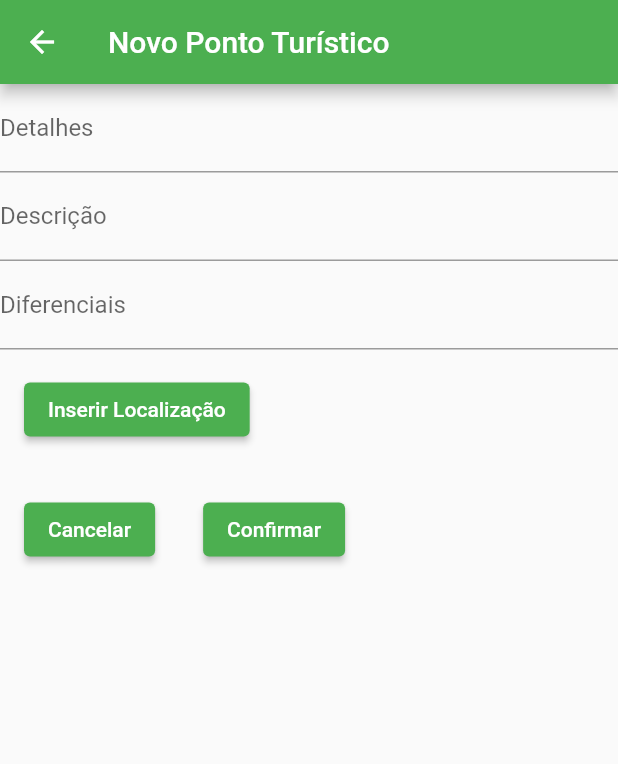
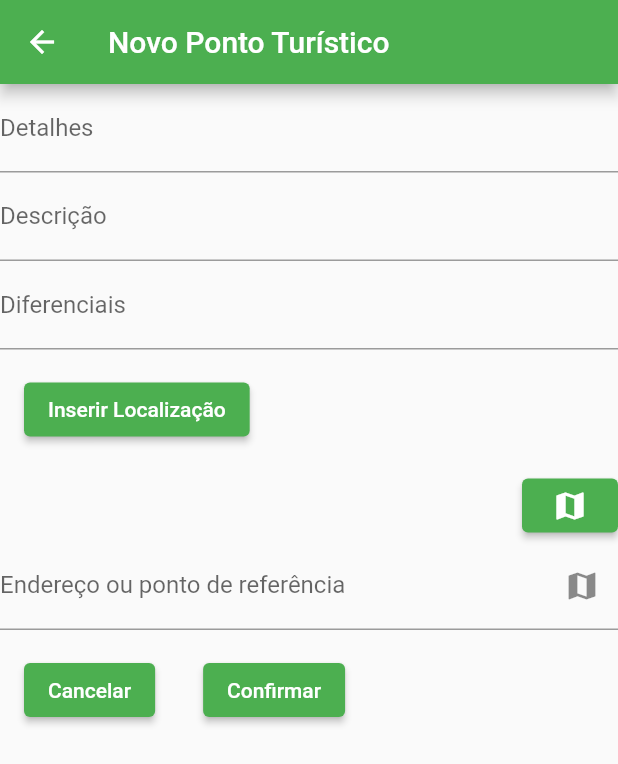
Before and after one commit to GiovaneWerlang/turismo, a Flutter app: the PontoFormPage screen opened by its route, after a tap on "Inserir Localização", on a phone screen of 412 x 824 dp. Shown: the top 764 px of the screen. Run offline on Flutter 3.47's test engine with Material 2 defaults, Android fonts, the phone set to English and light mode, and no system bars; our stand-ins replace geolocator, google_maps_flutter, shared_preferences, sqflite; missing offline and left inert: maps_launcher; accounts and stored records are empty.

Commit message:
Adição inicial do maps com layout fix

```diff
--- a/lib/pages/ponto_form_page.dart
+++ b/lib/pages/ponto_form_page.dart
@@ -3,10 +3,12 @@ import 'dart:async';
 import 'package:flutter/material.dart';
 import 'package:geolocator/geolocator.dart';
 import 'package:intl/intl.dart';
+import 'package:maps_launcher/maps_launcher.dart';
 import 'package:turismo/model/ponto.dart';
 
 import '../dao/ponto_dao.dart';
 import '../model/ponto.dart';
+import 'mapa_page.dart';
 
 class PontoFormPage extends StatefulWidget{
 
@@ -14,7 +16,6 @@ class PontoFormPage extends StatefulWidget{
 
   Ponto ponto; //a forma correta é salvar no banco e puxar
 
-  //Position? _ultimaPosicaoObtida;
 
   PontoFormPage({
     Key? key,
@@ -41,6 +42,12 @@ class _PontoFormPageState extends State<PontoFormPage>{
   final _dao = PontoDao();
 
   bool _alterouValores = false;
+
+  Position? _localizacaoAtual;
+  final _controller = TextEditingController();
+
+  String get _textoLocalizacao => _localizacaoAtual == null ? '' : 'Latidude: ${_localizacaoAtual!.latitude}   |  Longitude: ${_localizacaoAtual!.longitude}';
+
 
   void initState(){
     super.initState();
@@ -118,6 +125,48 @@ class _PontoFormPageState extends State<PontoFormPage>{
                   ),
                 ]
             ),
+            if(_textoLocalizacao != null)
+            Row(
+              crossAxisAlignment: CrossAxisAlignment.center,
+              mainAxisSize: MainAxisSize.min,
+              children:[
+                Flexible(
+                  //padding: const EdgeInsets.symmetric(horizontal: 10),
+                  flex: 1,
+                  child: Row(
+                    crossAxisAlignment: CrossAxisAlignment.center,
+                    mainAxisSize: MainAxisSize.min,
+                    children: [
+                      Expanded(
+                        child: Text(_textoLocalizacao),
+                      ),
+                      ElevatedButton(
+                          onPressed: _abriNoMapaInterno,
+                          child: const Icon(Icons.map))
+                    ],
+                  ),
+                ),
+                ]
+            ),
+                Row(
+                    crossAxisAlignment: CrossAxisAlignment.center,
+                    mainAxisSize: MainAxisSize.min,
+                    children:[
+                  Expanded(
+                    child: TextField(
+                      controller: _controller,
+                      decoration: InputDecoration(
+                          labelText: 'Endereço ou ponto de referência',
+                          suffixIcon: IconButton(
+                            icon: Icon(Icons.map),
+                            tooltip: 'Abrir no Mapa',
+                            onPressed: _abrirNoMapaExterno,
+                          )
+                    ),
+                  ),
+                )
+              ]
+            ),
             Row(
               crossAxisAlignment: CrossAxisAlignment.center,
               children: [
@@ -143,7 +192,7 @@ class _PontoFormPageState extends State<PontoFormPage>{
                             {
                               if(success){
                                 _alterouValores = true,
-                                _mostrarMensagem(widget.ponto == null
+                                _mostrarMensagem(widget.ponto.id == null
                                     ? 'Ponto incluído com sucesso.'
                                     : 'Ponto alterado com sucesso.'),
                                 Navigator.of(context).pop(_alterouValores)
@@ -187,9 +236,12 @@ class _PontoFormPageState extends State<PontoFormPage>{
     if (!permissoesPermitidas) {
       return;
     }
-    Position? position = await Geolocator.getLastKnownPosition();
-        _latitudeController.text = position != null ? position.latitude.toString() : '0';
-        _longitudeController.text = position != null ? position.longitude.toString() : '0';
+    _localizacaoAtual = await Geolocator.getLastKnownPosition();
+        _latitudeController.text = _localizacaoAtual != null ? _localizacaoAtual!.latitude.toString() : '0';
+        _longitudeController.text = _localizacaoAtual != null ? _localizacaoAtual!.longitude.toString() : '0';
+    setState(() {
+
+    });
   }
 
 
@@ -202,9 +254,12 @@ class _PontoFormPageState extends State<PontoFormPage>{
     if (!permissoesPermitidas) {
       return;
     }
-    Position position = await Geolocator.getCurrentPosition();
-    _latitudeController.text = position.latitude.toString();
-    _longitudeController.text = position.longitude.toString();
+    _localizacaoAtual = await Geolocator.getCurrentPosition();
+    _latitudeController.text = _localizacaoAtual!.latitude.toString();
+    _longitudeController.text = _localizacaoAtual!.longitude.toString();
+    setState(() {
+
+    });
   }
 
   Future<bool> _servicoHabilitado() async {
@@ -272,4 +327,33 @@ class _PontoFormPageState extends State<PontoFormPage>{
     longitude: _longitudeController.text.isEmpty ? 0 : double.parse(_longitudeController.text),
   );
 
+  void _abriNoMapaInterno(){
+    if(_localizacaoAtual == null){
+      return;
+    }
+    Navigator.push(context,
+        MaterialPageRoute(
+          builder: (BuildContext context) => MapaPage(
+            latitude: _localizacaoAtual!.latitude,
+            longitude: _localizacaoAtual!.longitude,
+          ),
+        ));
+  }
+
+  void _abrirCoordenadasNoMapa(){
+    if(_localizacaoAtual == null){
+      return;
+    }
+    MapsLauncher.launchCoordinates(
+      _localizacaoAtual!.latitude,
+      _localizacaoAtual!.longitude,
+    );
+  }
+
+  void _abrirNoMapaExterno (){
+    if(_controller.text.trim().isEmpty){
+      return;
+    }
+    MapsLauncher.launchQuery(_controller.text);
+  }
 }
```
Also changed, not shown: lib/pages/mapa_page.dart (added, +84 -0 lines).
